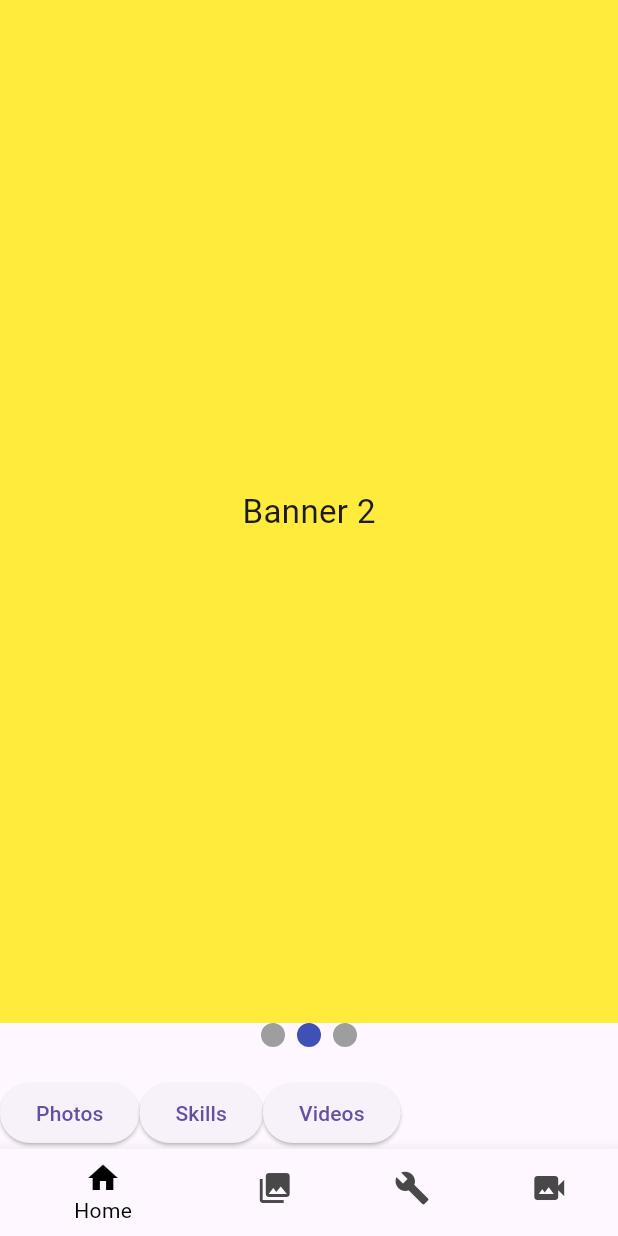
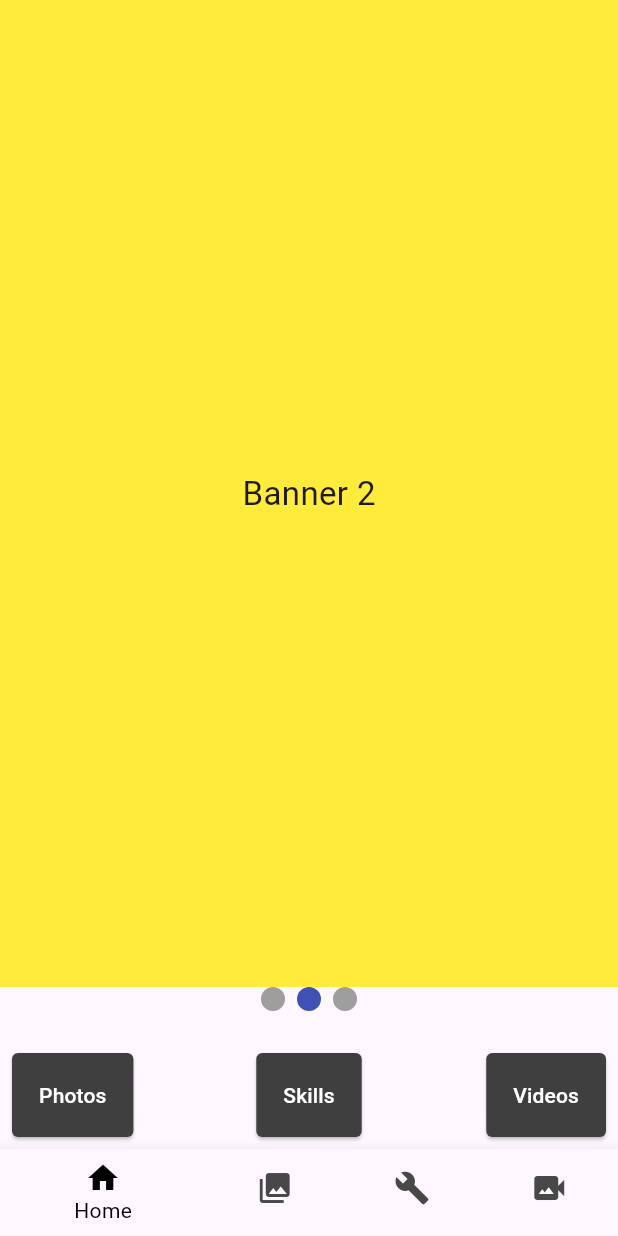
Before and after one commit to hassan-SS-cs/x_skill, a Flutter app: the screen it shows after launch, on a phone screen of 412 x 824 dp. Run offline on Flutter 3.47's test engine with Material 3 defaults, Android fonts, the light colour scheme and no system bars; drawn by our look-alikes of smooth_page_indicator.

Commit message:
Refactor HomePage layout and add SkillModel class with JSON parsing; include skills data in assets

```diff
--- a/lib/pages/home_page.dart
+++ b/lib/pages/home_page.dart
@@ -3,9 +3,9 @@ import 'package:smooth_page_indicator/smooth_page_indicator.dart';
 import 'dart:async';
 
 class HomePage extends StatefulWidget {
-final Function(int) onNavigate;
+  final Function(int) onNavigate;
 
-  const HomePage({super.key , required this.onNavigate});
+  const HomePage({super.key, required this.onNavigate});
 
   @override
   State<HomePage> createState() => _HomePageState();
@@ -89,14 +89,65 @@ class _HomePageState extends State<HomePage> {
             alignment: Alignment(0, 0.60),
             child: SmoothPageIndicator(controller: _controller, count: 3),
           ),
-          SizedBox(height: 20,),
-          Row(
-            children: [
-              ElevatedButton(onPressed:() => widget.onNavigate(1) , child: Text('Photos')),
-                            ElevatedButton(onPressed:() => widget.onNavigate(2) , child: Text('Skills')),
-              ElevatedButton(onPressed:() => widget.onNavigate(3) , child: Text('Videos'))
-            ],
-          )
+          SizedBox(height: 20),
+          Padding(
+            padding: const EdgeInsets.all(8.0),
+            child: Row(
+              children: [
+                Expanded(
+                  child: Align(
+                    alignment: AlignmentGeometry.centerLeft,
+                    child: ElevatedButton(
+                      style: ElevatedButton.styleFrom(
+                                  backgroundColor: const Color.fromARGB(255, 63, 63, 63),
+                                  foregroundColor: Colors.white,
+                                  padding: EdgeInsets.all(18),
+                                  shape: RoundedRectangleBorder(
+                                    borderRadius: BorderRadius.circular(4),
+                                  ),
+                                ),
+                      onPressed: () => widget.onNavigate(1),
+                      child: Text('Photos'),
+                    ),
+                  ),
+                ),
+                Expanded(
+                  child: Align(
+                    alignment: AlignmentGeometry.center,
+                    child: ElevatedButton(
+                      style: ElevatedButton.styleFrom(
+                                  backgroundColor: const Color.fromARGB(255, 63, 63, 63),
+                                  foregroundColor: Colors.white,
+                                  padding: EdgeInsets.all(18),
+                                  shape: RoundedRectangleBorder(
+                                    borderRadius: BorderRadius.circular(4),
+                                  ),
+                                ),
+                      onPressed: () => widget.onNavigate(2),
+                      child: Text('Skills'),
+                    ),
+                  ),
+                ),
+                Expanded(
+                  child: Align(
+                    alignment: AlignmentGeometry.centerRight,
+                    child: ElevatedButton(
+                      style: ElevatedButton.styleFrom(
+                                  backgroundColor: const Color.fromARGB(255, 63, 63, 63),
+                                  foregroundColor: Colors.white,
+                                  padding: EdgeInsets.all(18),
+                                  shape: RoundedRectangleBorder(
+                                    borderRadius: BorderRadius.circular(4),
+                                  ),
+                                ),
+                      onPressed: () => widget.onNavigate(3),
+                      child: Text('Videos'),
+                    ),
+                  ),
+                ),
+              ],
+            ),
+          ),
         ],
       ),
     );
--- a/pubspec.yaml
+++ b/pubspec.yaml
@@ -61,7 +61,7 @@ flutter:
   assets:
      - assets/
      - assets/images/
-
+     - assets/data/skills.json
   # An image asset can refer to one or more resolution-specific "variants", see
   # https://flutter.dev/to/resolution-aware-images
 
```
Also changed, not shown: assets/data/skills.json (added, +65 -0 lines), lib/models/skill_model.dart (added, +27 -0 lines).
